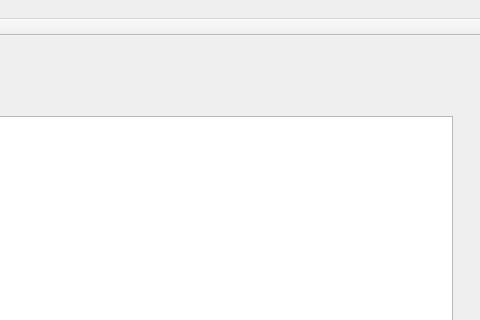
Before: the Qt Designer form src/rbmanager.ui in kueller/rbmanager, drawn with Qt 5; both pictures show x 158 to 638 and y 0 to 320 of the 638 by 480 pixel window.
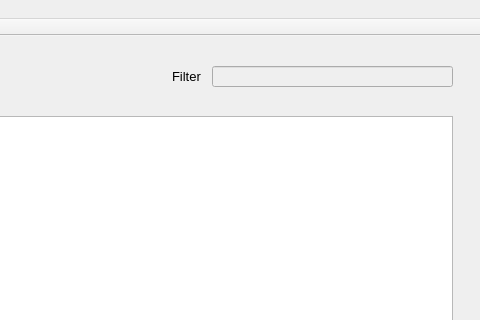
After: the same form once the commit is applied.

Commit message: Added drag & drop, and a filter option.

What changed in the file:
```diff
--- a/src/rbmanager.ui
+++ b/src/rbmanager.ui
@@ -85,6 +85,37 @@
      <string/>
     </property>
    </widget>
+   <widget class="QLineEdit" name="searchBox">
+    <property name="enabled">
+     <bool>false</bool>
+    </property>
+    <property name="geometry">
+     <rect>
+      <x>370</x>
+      <y>30</y>
+      <width>241</width>
+      <height>21</height>
+     </rect>
+    </property>
+   </widget>
+   <widget class="QLabel" name="filterLabel">
+    <property name="geometry">
+     <rect>
+      <x>330</x>
+      <y>20</y>
+      <width>31</width>
+      <height>41</height>
+     </rect>
+    </property>
+    <property name="font">
+     <font>
+      <pointsize>10</pointsize>
+     </font>
+    </property>
+    <property name="text">
+     <string>Filter</string>
+    </property>
+   </widget>
   </widget>
   <widget class="QMenuBar" name="menuBar">
    <property name="geometry">
```
Left out of the diff: 1 changed line with no effect on the pictures. The commit also changes 9 other files.
